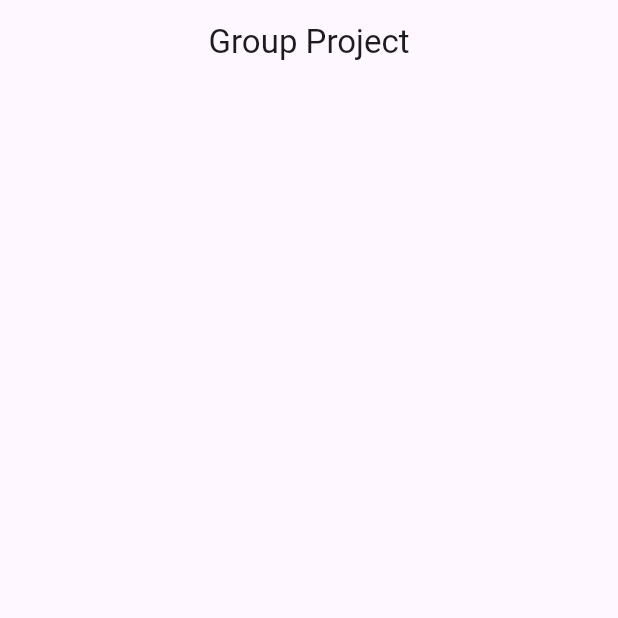
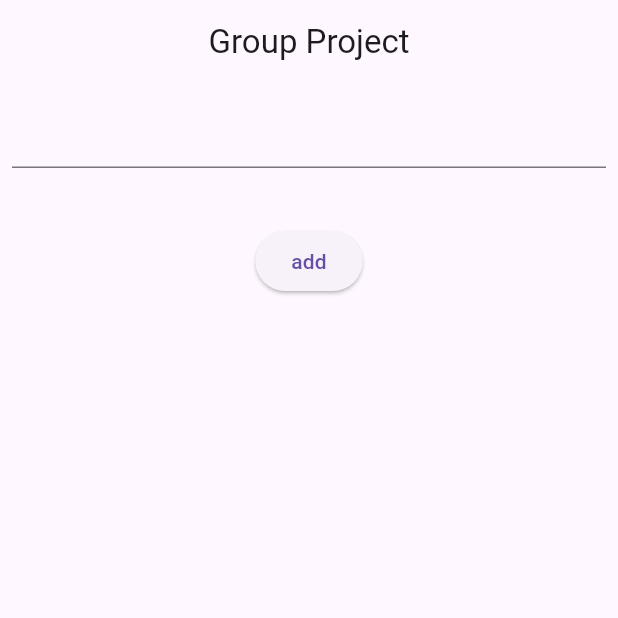
Before and after one commit to Zuhayer-Tajbid/Git-Group, a Flutter app: the screen it shows after launch, on a phone screen of 412 x 824 dp, the top half of it. Run offline on Flutter 3.47's test engine with Material 3 defaults, Android fonts, the light colour scheme and no system bars.

Commit message:
textfield update

```diff
--- a/lib/main.dart
+++ b/lib/main.dart
@@ -1,5 +1,6 @@
 import 'package:flutter/cupertino.dart';
 import 'package:flutter/material.dart';
+import 'package:git_group/page1.dart';
 
 void main(){
   runApp(MaterialApp(
@@ -9,12 +10,33 @@ void main(){
 }
 
 class Homepage extends StatelessWidget{
+
+TextEditingController con=TextEditingController();
+
   @override
   Widget build(BuildContext context) {
     return Scaffold(
       appBar: AppBar(
         title: Text('Group Project'),
         centerTitle: true,
+
+      ),
+      body: Center(
+        child: Column(
+          children: [
+            Padding(
+              padding: const EdgeInsets.all(8.0),
+              child: TextField(
+              controller: con,
+
+              ),
+            ),
+            const SizedBox(height: 30,),
+            ElevatedButton(onPressed: (){
+Navigator.push(context, MaterialPageRoute(builder: (context) => Page1(str: con.text),));
+            }, child: Text('add')),
+          ],
+        ),
       ),
     );
   }
```
